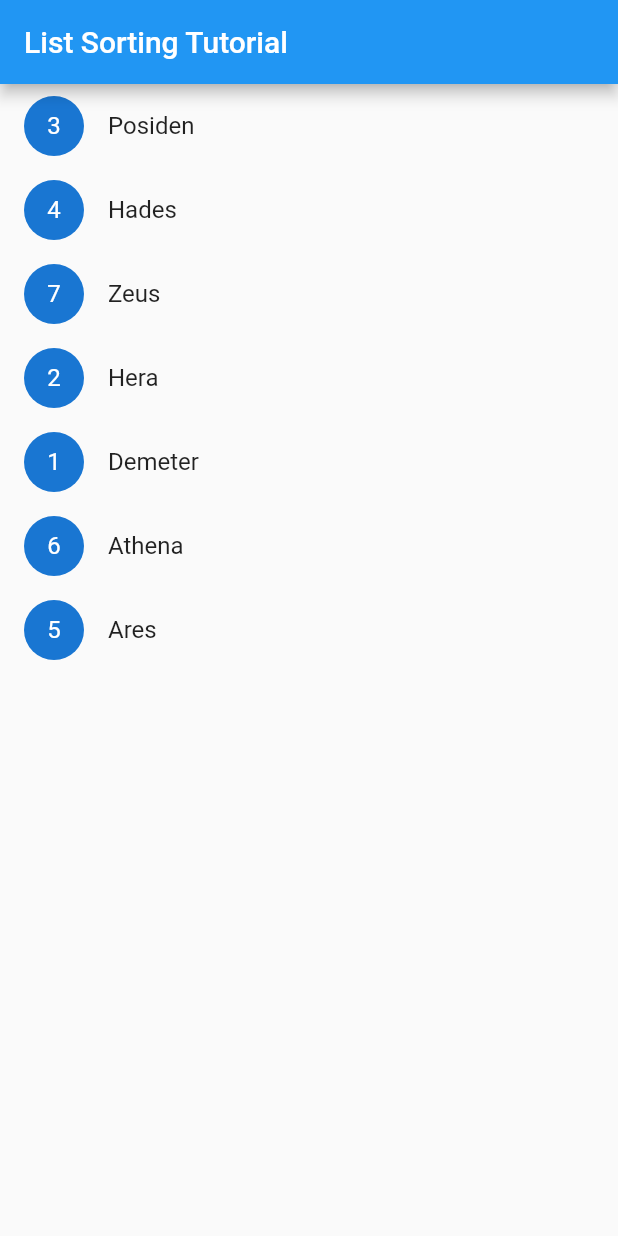
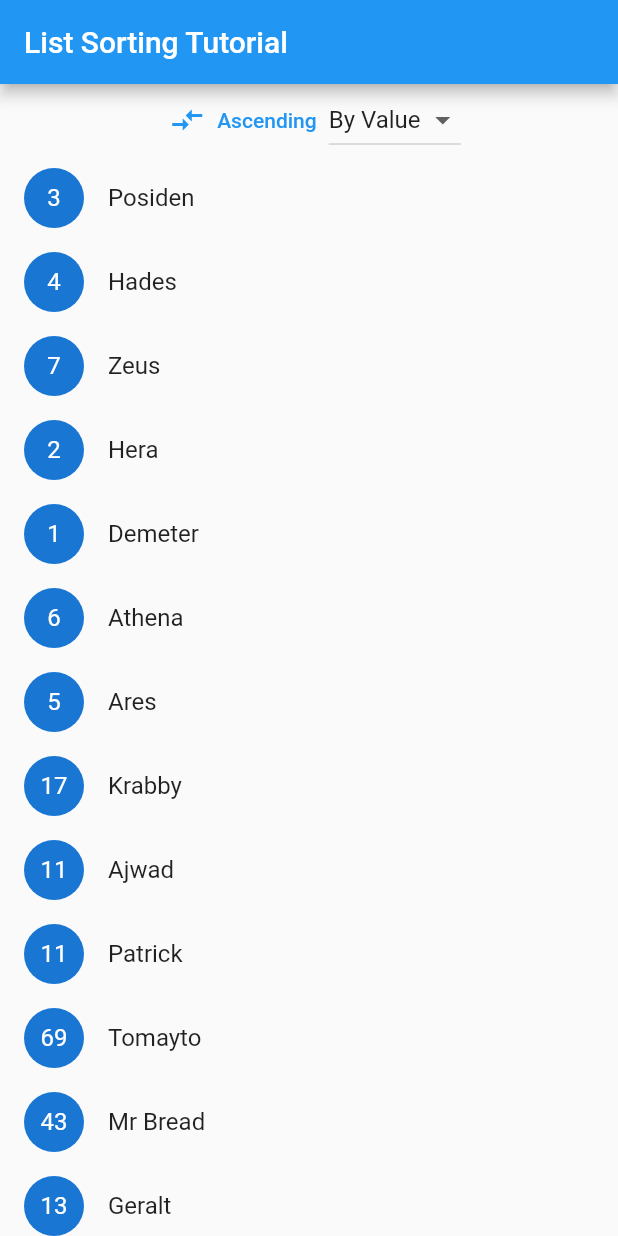
Before and after one commit to arfbllh/sort_list_tutorial_flutter, a Flutter app: the screen it shows after launch, on a phone screen of 412 x 824 dp. Run offline on Flutter 3.47's test engine with Material 2 defaults, Android fonts, the phone set to English and light mode, and no system bars.

Commit message:
adding buttons and dropdown menu

```diff
--- a/lib/main.dart
+++ b/lib/main.dart
@@ -26,7 +26,37 @@ class _MyAppState extends State<MyApp> {
     Pair(1, 'Demeter'),
     Pair(6, 'Athena'),
     Pair(5, 'Ares'),
+    Pair(17, 'Krabby'),
+    Pair(11, 'Ajwad'),
+    Pair(11, 'Patrick'),
+    Pair(69, 'Tomayto'),
+    Pair(43, 'Mr Bread'),
+    Pair(13, 'Geralt'),
+    Pair(17, 'Kittler'),
+    Pair(5, 'Greninja'),
+    Pair(1, 'Stealy'),
+    Pair(67, 'JohnCena'),
+    Pair(39, 'CabbageBabbage'),
+    Pair(77, 'Obama'),
+    Pair(12, 'Jigsaw'),
+    Pair(23, 'Yay'),
+    Pair(27, 'Sentinels'),
+    Pair(16, 'Thor'),
+    Pair(64, 'Spidermam'),
+    Pair(4, 'Shohag'),
+    Pair(25, 'YamCha'),
+    Pair(39, 'MMR'),
+    Pair(16, 'CleanMyTable'),
+    Pair(7, 'Pixel'),
   ];
+
+  //true : ascending, false: descending
+  bool order = true;
+  List<String> dropDown = [
+    'By Value',
+    'By Name',
+  ];
+  String curDropdownValue = 'By Value';
 
   @override
   Widget build(BuildContext context) {
@@ -37,7 +67,39 @@ class _MyAppState extends State<MyApp> {
             title: const Text('List Sorting Tutorial'),
           ),
           body: Center(
-            child: listviewBuilder(),
+            child: Column(
+              children: [
+                Row(mainAxisAlignment: MainAxisAlignment.center, children: [
+                  //Button For Changing sorting order
+                  TextButton.icon(
+                    icon: const Icon(Icons.compare_arrows_outlined),
+                    label: Text(order ? 'Ascending' : 'Descdending'),
+                    onPressed: () {
+                      setState(() {
+                        order = !order;
+                      });
+                    },
+                  ),
+                  //Drop Down menu for selecting which value to sort by
+                  DropdownButton<String>(
+                    value: curDropdownValue,
+                    items:
+                        dropDown.map<DropdownMenuItem<String>>((String value) {
+                      return DropdownMenuItem<String>(
+                        value: value,
+                        child: Text(value),
+                      );
+                    }).toList(),
+                    onChanged: (String? value) {
+                      setState(() {
+                        curDropdownValue = value!;
+                      });
+                    },
+                  ),
+                ]),
+                Expanded(child: listviewBuilder()),
+              ],
+            ),
           )),
     );
   }
@@ -45,7 +107,16 @@ class _MyAppState extends State<MyApp> {
   Widget listviewBuilder() => ListView.builder(
         itemCount: myList.length,
         itemBuilder: ((context, index) {
-          final currentItem = myList[index];
+          final sorted_list = myList;
+          if (curDropdownValue == 'By Value') {
+            if (order == true) {
+
+            } else {}
+          } else {
+            if (order == true) {
+            } else {}
+          }
+          final currentItem = sorted_list[index];
           return ListTile(
             leading: CircleAvatar(
               radius: 20,
```
